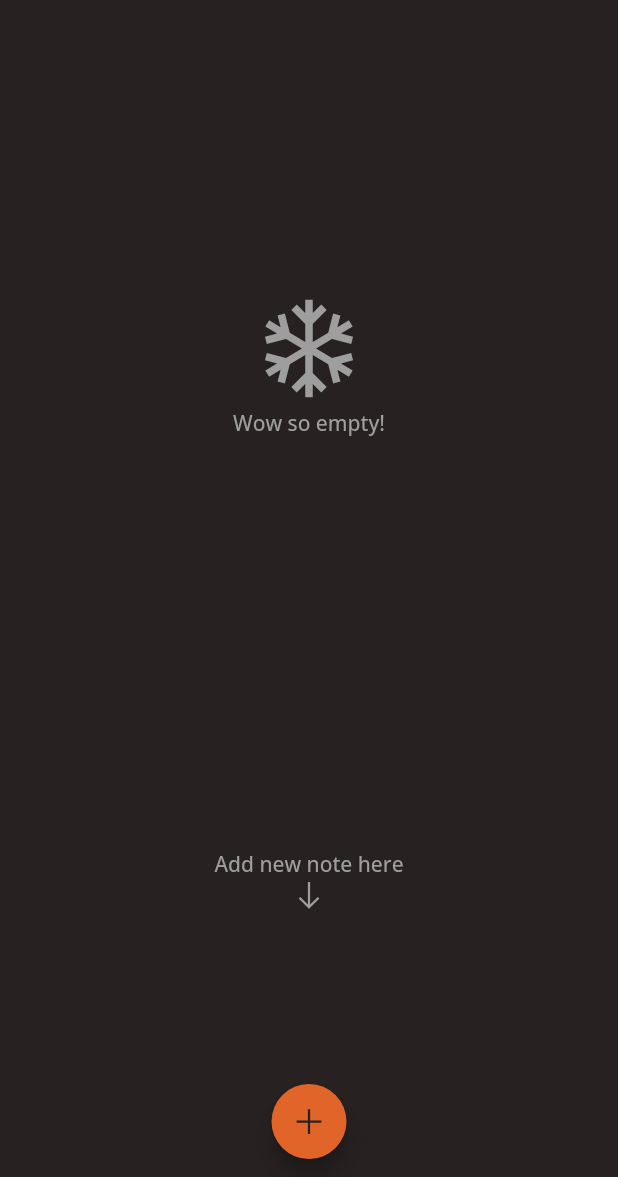
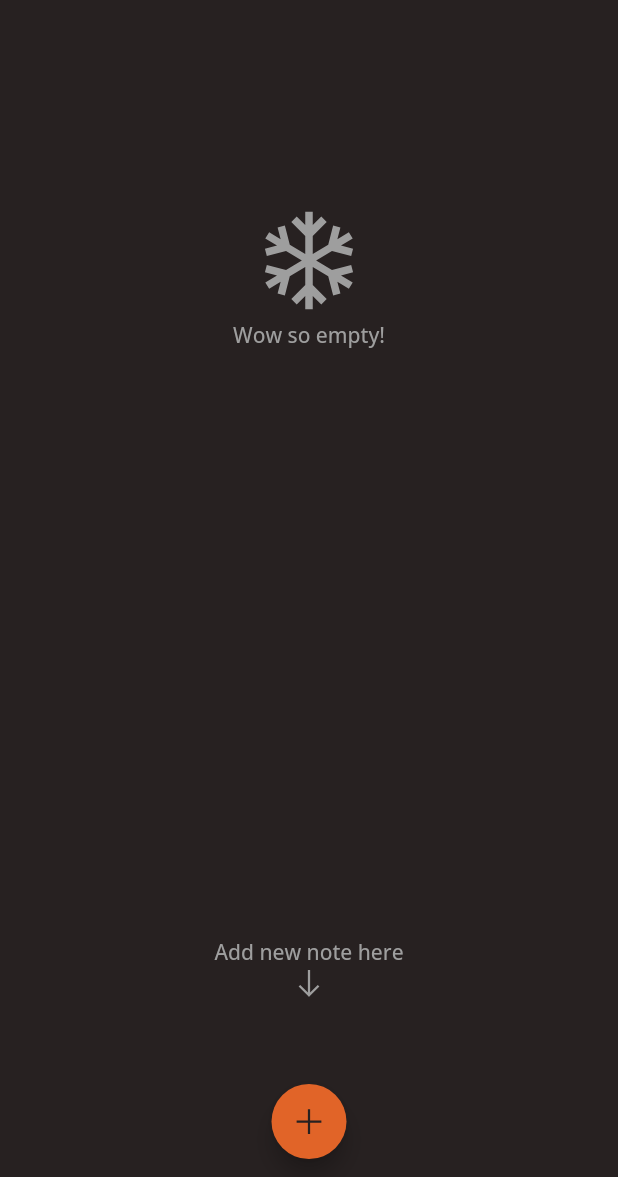
Before and after one commit to KrishnarajaSagar/basic_notes, a Flutter app: the screen it shows after launch, in the side drawer, after a tap on "Notes", on a phone screen of 412 x 824 dp, the part 59-1236 px from its top. Run offline on Flutter 3.47's test engine with Material 2 defaults, Android fonts, the phone set to English and light mode, and no system bars; our stand-ins replace double_back_to_close_app, fluttertoast, font_awesome_flutter, google_fonts, hive, hive_flutter and 2 more; missing offline and left inert: animate_icons; accounts and stored records are empty.

Commit message:
Better theme code

```diff
--- a/lib/main.dart
+++ b/lib/main.dart
@@ -14,17 +14,14 @@ import 'package:shared_preferences/shared_preferences.dart';
 
 Future main() async {
   WidgetsFlutterBinding.ensureInitialized();
-  SharedPreferences prefs = await SharedPreferences.getInstance();
+
   await Hive.initFlutter();
   Hive.registerAdapter(NoteModelAdapter());
   await Hive.openBox<NoteModel>('notes');
-  runApp(MyApp(prefs));
+  runApp(MyApp());
 }
 
 class MyApp extends StatelessWidget {
-  final SharedPreferences prefs;
-  MyApp(this.prefs);
-
   @override
   Widget build(BuildContext context) {
     return ChangeNotifierProvider(
@@ -34,8 +31,7 @@ class MyApp extends StatelessWidget {
         return MaterialApp(
           title: 'Basic',
           debugShowCheckedModeBanner: false,
-          themeMode: themeProvider
-              .getTheme(prefs.getBool('darktheme') ?? themeProvider.isDarkMode),
+          themeMode: themeProvider.getTheme(themeProvider.isDarkMode),
           theme: MyThemes.lightTheme,
           darkTheme: MyThemes.darkTheme,
           home: NotesScreen(),
--- a/lib/providers/theme_provider.dart
+++ b/lib/providers/theme_provider.dart
@@ -5,21 +5,19 @@ import 'package:shared_preferences/shared_preferences.dart';
 
 class ThemeProvider extends ChangeNotifier {
   ThemeMode themeMode = ThemeMode.dark;
-  bool get isDarkMode => themeMode == ThemeMode.dark;
-
-  Future<bool?> isDark() async {
-    SharedPreferences prefs = await SharedPreferences.getInstance();
-    return prefs.getBool('darktheme');
-  }
+  //bool get isDarkMode => themeMode == ThemeMode.dark;
+  bool isDarkMode = true;
 
   void toggleTheme(bool isOn) async {
     SharedPreferences prefs = await SharedPreferences.getInstance();
     if (isOn) {
       themeMode = ThemeMode.dark;
       prefs.setBool('darktheme', true);
+      isDarkMode = true;
     } else {
       themeMode = ThemeMode.light;
       prefs.setBool('darktheme', false);
+      isDarkMode = false;
     }
     notifyListeners();
   }
--- a/lib/screens/notes_screen.dart
+++ b/lib/screens/notes_screen.dart
@@ -83,7 +83,7 @@ class _NotesScreenState extends State<NotesScreen> {
                                   ),
                         ),
                         SizedBox(
-                          height: device.height / 3,
+                          height: device.height / 2 - 20,
                         ),
                         Column(
                           children: [
```
Also changed, not shown: 1 other file.
